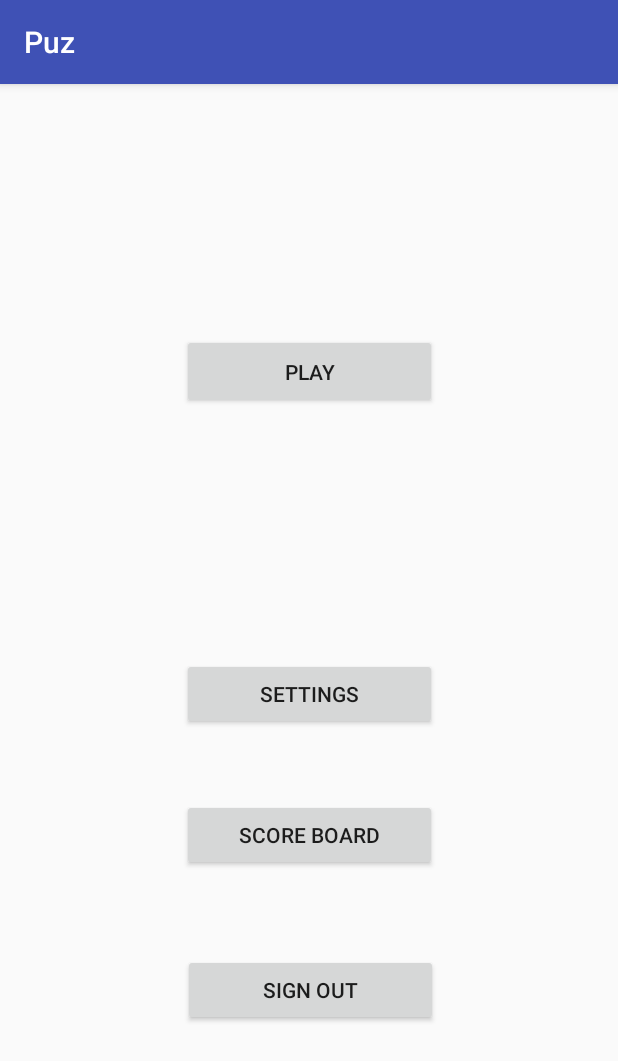
After one commit to WyreCoder/puz, an Android app: the Menu screen opened directly, with no data from a screen before it, on a phone screen of 412 x 824 dp. The commit adds this screen. Shown: the top 1061 px of the screen. Run offline under Robolectric (Android 15) with nearby library versions, the phone set to English and light mode, and no system bars.

Commit message:
added Menu page; Menu view leads to Main (play)

```diff
--- a/Puz/app/src/main/AndroidManifest.xml
+++ b/Puz/app/src/main/AndroidManifest.xml
@@ -22,15 +22,13 @@
             </intent-filter>
         </activity>
         <activity
-            android:name=".MenuActivity"
-            android:parentActivityName=".LoginActivity" />
-        <activity
             android:name=".MainActivity"
-            android:parentActivityName=".MenuActivity" />
+            android:parentActivityName=".Menu" />
         <activity
             android:name=".Riddle"
             android:parentActivityName=".MainActivity" />
         <activity android:name=".TextRiddle" />
+        <activity android:name=".Menu"></activity>
     </application>
 
 </manifest>
--- a/Puz/app/src/main/java/com/example/puz/MainActivity.java
+++ b/Puz/app/src/main/java/com/example/puz/MainActivity.java
@@ -36,10 +36,5 @@ public class MainActivity extends AppCompatActivity {
         startActivity(intent);
 
     }
-    public void show(View view) {
-        Intent intent = new Intent(this, LoginActivity.class);
-        startActivity(intent);
-
-    }
 
 }
--- /dev/null
+++ b/Puz/app/src/main/java/com/example/puz/Menu.java
@@ -0,0 +1,22 @@
+package com.example.puz;
+
+import android.content.Intent;
+import android.support.v7.app.AppCompatActivity;
+import android.os.Bundle;
+import android.view.View;
+import android.widget.Toast;
+
+public class Menu extends AppCompatActivity {
+
+    @Override
+    protected void onCreate(Bundle savedInstanceState) {
+        super.onCreate(savedInstanceState);
+        setContentView(R.layout.activity_menu2);
+    }
+
+
+    public void play(View view) {
+        Intent intent = new Intent(this, MainActivity.class);
+        startActivity(intent);
+    }
+}
--- /dev/null
+++ b/Puz/app/src/main/res/layout/activity_menu2.xml
@@ -0,0 +1,60 @@
+<?xml version="1.0" encoding="utf-8"?>
+<android.support.constraint.ConstraintLayout xmlns:android="http://schemas.android.com/apk/res/android"
+    xmlns:app="http://schemas.android.com/apk/res-auto"
+    xmlns:tools="http://schemas.android.com/tools"
+    android:layout_width="match_parent"
+    android:layout_height="match_parent"
+    tools:context="com.example.puz.Menu">
+
+    <Button
+        android:id="@+id/button6"
+        android:layout_width="170dp"
+        android:layout_height="50dp"
+        android:layout_marginLeft="16dp"
+        android:layout_marginRight="16dp"
+        android:onClick="play"
+        android:text="@string/action_play"
+        app:layout_constraintLeft_toLeftOf="parent"
+        app:layout_constraintRight_toRightOf="parent"
+        app:layout_constraintTop_toTopOf="parent"
+        android:layout_marginTop="16dp"
+        android:layout_marginBottom="16dp"
+        app:layout_constraintBottom_toTopOf="@+id/button7" />
+
+    <Button
+        android:id="@+id/button7"
+        android:layout_width="170dp"
+        android:layout_height="wrap_content"
+        android:text="@string/action_settings"
+        android:layout_marginRight="16dp"
+        app:layout_constraintRight_toRightOf="parent"
+        android:layout_marginLeft="16dp"
+        app:layout_constraintLeft_toLeftOf="parent"
+        android:layout_marginBottom="46dp"
+        app:layout_constraintBottom_toTopOf="@+id/button8" />
+
+    <Button
+        android:id="@+id/button8"
+        android:layout_width="170dp"
+        android:layout_height="wrap_content"
+        android:text="@string/action_score_board"
+        android:layout_marginRight="16dp"
+        app:layout_constraintRight_toRightOf="parent"
+        android:layout_marginLeft="16dp"
+        app:layout_constraintLeft_toLeftOf="parent"
+        android:layout_marginBottom="55dp"
+        app:layout_constraintBottom_toTopOf="@+id/button9" />
+
+    <Button
+        android:id="@+id/button9"
+        android:layout_width="170dp"
+        android:layout_height="wrap_content"
+        android:text="@string/action_sign_out"
+        android:layout_marginRight="28dp"
+        app:layout_constraintRight_toRightOf="parent"
+        android:layout_marginLeft="16dp"
+        app:layout_constraintLeft_toLeftOf="parent"
+        app:layout_constraintBottom_toBottomOf="parent"
+        android:layout_marginBottom="140dp"
+        app:layout_constraintHorizontal_bias="0.535" />
+</android.support.constraint.ConstraintLayout>
--- a/Puz/app/src/main/res/values/strings.xml
+++ b/Puz/app/src/main/res/values/strings.xml
@@ -11,7 +11,7 @@
     <!-- Strings related to login -->
     <string name="prompt_email">Email</string>
     <string name="prompt_password">Password (optional)</string>
-    <string name="action_sign_in">Sign in or register</string>
+    <string name="action_sign_in">Sign in</string>
     <string name="action_sign_in_short">Sign in</string>
     <string name="error_invalid_email">This email address is invalid</string>
     <string name="error_invalid_password">This password is too short</string>
@@ -20,4 +20,15 @@
     <string name="permission_rationale">"Contacts permissions are needed for providing email
         completions."
     </string>
+
+    <!-- Strings related to signup -->
+    <string name="action_sign_up">Sign up</string>
+
+    <!-- Strings related to menu -->
+    <string name="action_play">Play</string>
+    <string name="action_settings">Settings</string>
+    <string name="action_score_board">Score Board</string>
+    <string name="action_sign_out">Sign Out</string>
+
+
 </resources>
```
Also changed, not shown: Puz/app/src/main/java/com/example/puz/LoginActivity.java (+13 -7 lines), Puz/app/src/main/java/com/example/puz/LoginActivity2.java (deleted, +0 -349 lines), Puz/app/src/main/java/com/example/puz/MenuActivity.java (deleted, +0 -13 lines), Puz/app/src/main/res/layout/activity_login.xml (+10 -1 lines), Puz/app/src/main/res/layout/activity_login2.xml (deleted, +0 -77 lines), Puz/app/src/main/res/layout/activity_menu.xml (deleted, +0 -9 lines).
